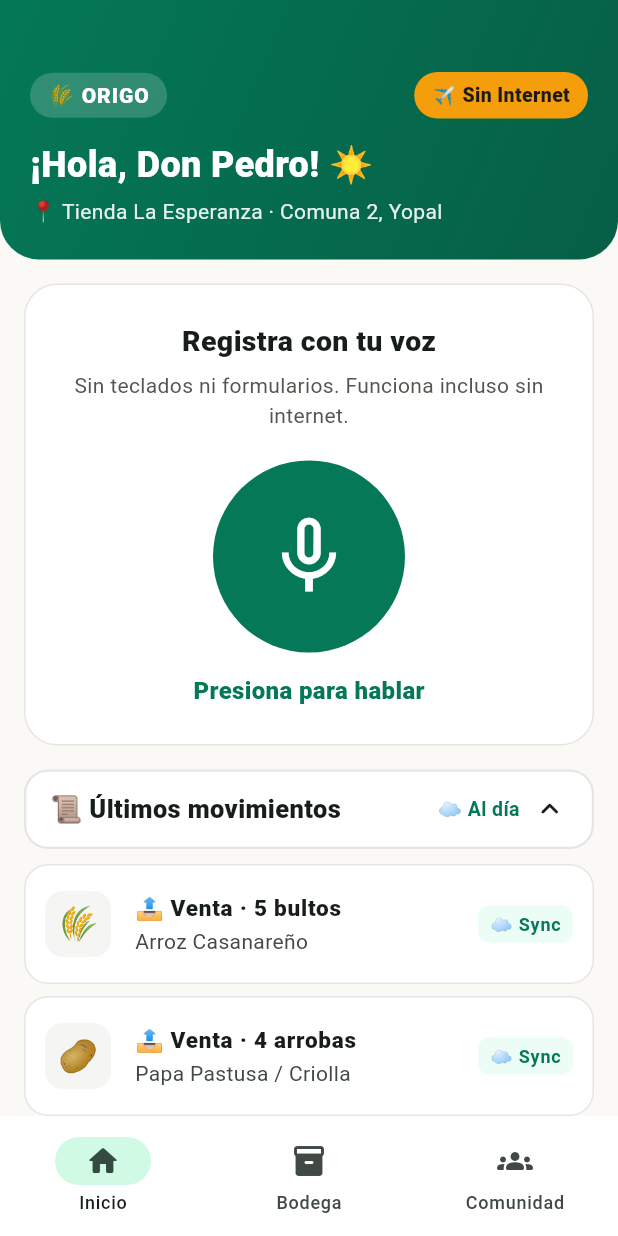
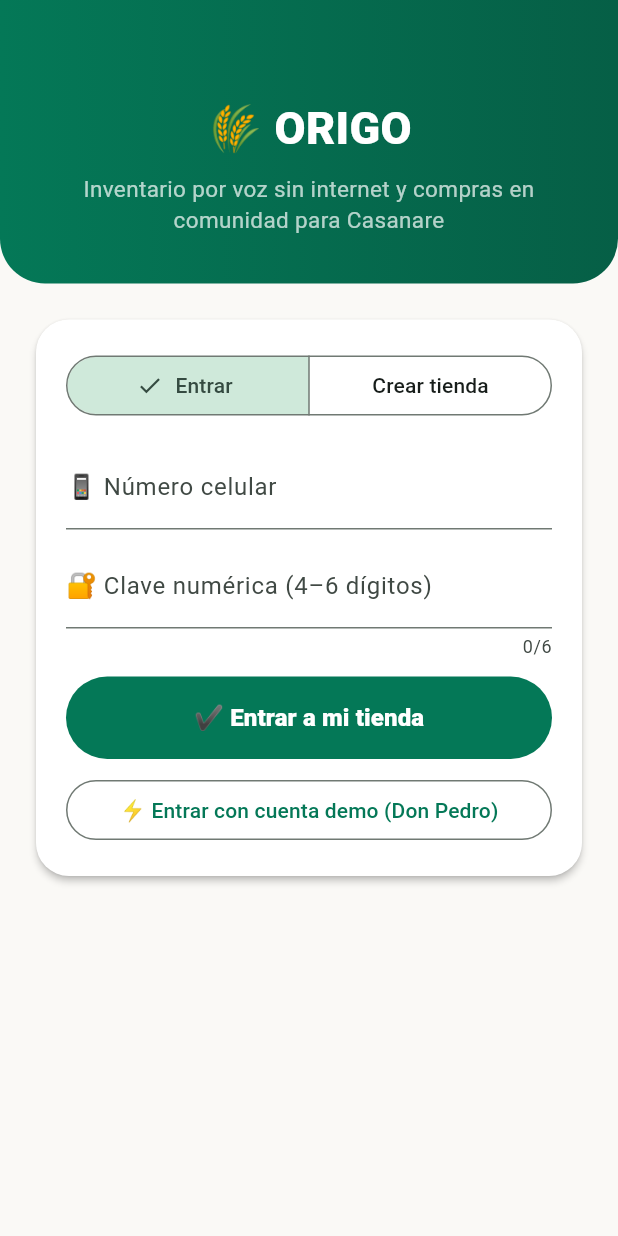
Before and after one commit to ChrisDev07/NexoTECH, a Flutter app: the screen it shows after launch, on a phone screen of 412 x 824 dp. Run offline on Flutter 3.47's test engine with Material 3 defaults, Android fonts, the phone set to English and light mode, and no system bars; accounts and stored records are empty.

Commit message:
Agregar pantalla de login seguro y consentimiento Habeas Data en Flutter

```diff
--- a/mobile/lib/main.dart
+++ b/mobile/lib/main.dart
@@ -1,9 +1,11 @@
 import 'package:flutter/material.dart';
+import 'models/merchant_profile.dart';
 import 'models/movement_log.dart';
 import 'models/product_stock.dart';
 import 'screens/community_screen.dart';
 import 'screens/home_screen.dart';
 import 'screens/inventory_screen.dart';
+import 'screens/login_screen.dart';
 import 'widgets/confirmation_sheet.dart';
 import 'widgets/origo_header.dart';
 
@@ -43,6 +45,7 @@ class OrigoHomeShell extends StatefulWidget {
 }
 
 class _OrigoHomeShellState extends State<OrigoHomeShell> {
+  MerchantProfile? _currentUser;
   int _selectedTab = 0;
   bool _isOfflineMode = true;
   bool _isListening = false;
@@ -162,15 +165,22 @@ class _OrigoHomeShellState extends State<OrigoHomeShell> {
 
   @override
   Widget build(BuildContext context) {
+    if (_currentUser == null) {
+      return LoginScreen(
+        onAuthenticated: (profile) => setState(() => _currentUser = profile),
+      );
+    }
+
     final lowCount = _inventory.where((e) => e.isCritical).length;
 
     return Scaffold(
       body: Column(
         children: [
           OrigoHeader(
-            ownerName: 'Don Pedro',
-            storeLocation: 'Tienda La Esperanza · Comuna 2, Yopal',
+            ownerName: _currentUser!.ownerName,
+            storeLocation: '${_currentUser!.businessName} · ${_currentUser!.zone}',
             isOfflineMode: _isOfflineMode,
+            onLogout: () => setState(() => _currentUser = null),
             onToggleOffline: () {
               setState(() {
                 _isOfflineMode = !_isOfflineMode;
--- /dev/null
+++ b/mobile/lib/models/merchant_profile.dart
@@ -0,0 +1,14 @@
+/// Perfil autenticado de una MiPyme en Origo (minimización de datos Ley 1581).
+class MerchantProfile {
+  final String ownerName;
+  final String businessName;
+  final String zone;
+  final String phone;
+
+  const MerchantProfile({
+    required this.ownerName,
+    required this.businessName,
+    required this.zone,
+    required this.phone,
+  });
+}
--- /dev/null
+++ b/mobile/lib/screens/login_screen.dart
@@ -0,0 +1,267 @@
+import 'package:flutter/material.dart';
+import '../models/merchant_profile.dart';
+
+class LoginScreen extends StatefulWidget {
+  final void Function(MerchantProfile profile) onAuthenticated;
+
+  const LoginScreen({
+    super.key,
+    required this.onAuthenticated,
+  });
+
+  @override
+  State<LoginScreen> createState() => _LoginScreenState();
+}
+
+class _LoginScreenState extends State<LoginScreen> {
+  bool _isRegister = false;
+  bool _habeasAccepted = false;
+  String _selectedZone = 'Comuna 2, Yopal';
+  String? _errorText;
+
+  final _phoneCtrl = TextEditingController();
+  final _pinCtrl = TextEditingController();
+  final _ownerCtrl = TextEditingController();
+  final _businessCtrl = TextEditingController();
+
+  final List<String> _zones = const [
+    'Comuna 2, Yopal',
+    'Comuna 5, Yopal',
+    'Centro, Aguazul',
+    'Villanueva',
+    'Tauramena',
+    'Maní',
+    'Paz de Ariporo',
+    'Monterrey',
+  ];
+
+  void _showPrivacyDialog() {
+    showDialog(
+      context: context,
+      builder: (ctx) => AlertDialog(
+        title: const Text('🛡️ Aviso de Privacidad (Ley 1581)'),
+        content: const SingleChildScrollView(
+          child: Column(
+            crossAxisAlignment: CrossAxisAlignment.start,
+            mainAxisSize: MainAxisSize.min,
+            children: [
+              Text(
+                'En Origo aplicamos minimización de datos: solo solicitamos tu nombre, negocio, zona y celular para operar tu inventario y compras colectivas.',
+              ),
+              SizedBox(height: 12),
+              Text(
+                'Responsable: La MiPyme usuaria.\nEncargado: Dirección TIC Gobernación de Casanare / Origo.',
+                style: TextStyle(fontWeight: FontWeight.w700),
+              ),
+              SizedBox(height: 12),
+              Text(
+                '✔ Conocer, actualizar y suprimir tus datos.\n'
+                '✔ Claves protegidas con hash PBKDF2-SHA256 + sal.',
+              ),
+            ],
+          ),
+        ),
+        actions: [
+          FilledButton(
+            onPressed: () => Navigator.pop(ctx),
+            child: const Text('Entendido'),
+          ),
+        ],
+      ),
+    );
+  }
+
+  void _handleSubmit() {
+    setState(() => _errorText = null);
+
+    if (_isRegister) {
+      if (!_habeasAccepted) {
+        setState(() => _errorText = 'Debes aceptar el Aviso de Privacidad (Ley 1581 de 2012).');
+        return;
+      }
+      if (_ownerCtrl.text.trim().length < 2 || _businessCtrl.text.trim().length < 2) {
+        setState(() => _errorText = 'Completa tu nombre y el nombre de tu negocio.');
+        return;
+      }
+      if (_pinCtrl.text.trim().length < 4) {
+        setState(() => _errorText = 'Crea una clave de 4 a 6 números.');
+        return;
+      }
+      widget.onAuthenticated(
+        MerchantProfile(
+          ownerName: _ownerCtrl.text.trim(),
+          businessName: _businessCtrl.text.trim(),
+          zone: _selectedZone,
+          phone: _phoneCtrl.text.trim(),
+        ),
+      );
+    } else {
+      if (_phoneCtrl.text.trim().isEmpty || _pinCtrl.text.trim().length < 4) {
+        setState(() => _errorText = 'Ingresa tu celular y clave numérica.');
+        return;
+      }
+      widget.onAuthenticated(
+        MerchantProfile(
+          ownerName: 'Don Pedro',
+          businessName: 'Tienda La Esperanza',
+          zone: 'Comuna 2, Yopal',
+          phone: _phoneCtrl.text.trim(),
+        ),
+      );
+    }
+  }
+
+  @override
+  Widget build(BuildContext context) {
+    return Scaffold(
+      body: ListView(
+        padding: EdgeInsets.zero,
+        children: [
+          Container(
+            padding: const EdgeInsets.fromLTRB(24, 64, 24, 32),
+            decoration: const BoxDecoration(
+              gradient: LinearGradient(
+                colors: [Color(0xFF047857), Color(0xFF065F46)],
+              ),
+              borderRadius: BorderRadius.vertical(bottom: Radius.circular(30)),
+            ),
+            child: const Column(
+              children: [
+                Text(
+                  '🌾 ORIGO',
+                  style: TextStyle(color: Colors.white, fontSize: 30, fontWeight: FontWeight.w900),
+                ),
+                SizedBox(height: 8),
+                Text(
+                  'Inventario por voz sin internet y compras en comunidad para Casanare',
+                  textAlign: TextAlign.center,
+                  style: TextStyle(color: Colors.white70, fontSize: 15),
+                ),
+              ],
+            ),
+          ),
+          Padding(
+            padding: const EdgeInsets.all(20),
+            child: Card(
+              elevation: 2,
+              color: Colors.white,
+              shape: RoundedRectangleBorder(borderRadius: BorderRadius.circular(22)),
+              child: Padding(
+                padding: const EdgeInsets.all(20),
+                child: Column(
+                  crossAxisAlignment: CrossAxisAlignment.stretch,
+                  children: [
+                    SegmentedButton<bool>(
+                      segments: const [
+                        ButtonSegment(value: false, label: Text('Entrar')),
+                        ButtonSegment(value: true, label: Text('Crear tienda')),
+                      ],
+                      selected: {_isRegister},
+                      onSelectionChanged: (s) => setState(() {
+                        _isRegister = s.first;
+                        _errorText = null;
+                      }),
+                    ),
+                    const SizedBox(height: 16),
+                    if (_errorText != null) ...[
+                      Container(
+                        padding: const EdgeInsets.all(12),
+                        decoration: BoxDecoration(
+                          color: const Color(0xFFFEE2E2),
+                          borderRadius: BorderRadius.circular(12),
+                        ),
+                        child: Text(
+                          '⚠️ $_errorText',
+                          style: const TextStyle(
+                            color: Color(0xFFB91C1C),
+                            fontWeight: FontWeight.w700,
+                          ),
+                        ),
+                      ),
+                      const SizedBox(height: 12),
+                    ],
+                    if (_isRegister) ...[
+                      TextField(
+                        controller: _ownerCtrl,
+                        decoration: const InputDecoration(labelText: '👤 Tu nombre'),
+                      ),
+                      const SizedBox(height: 10),
+                      TextField(
+                        controller: _businessCtrl,
+                        decoration: const InputDecoration(labelText: '🏪 Nombre de tu negocio'),
+                      ),
+                      const SizedBox(height: 10),
+                      DropdownButtonFormField<String>(
+                        value: _selectedZone,
+                        decoration: const InputDecoration(labelText: '📍 Zona en Casanare'),
+                        items: _zones
+                            .map((z) => DropdownMenuItem(value: z, child: Text(z)))
+                            .toList(),
+                        onChanged: (v) => setState(() => _selectedZone = v ?? _selectedZone),
+                      ),
+                      const SizedBox(height: 10),
+                    ],
+                    TextField(
+                      controller: _phoneCtrl,
+                      keyboardType: TextInputType.phone,
+                      decoration: const InputDecoration(labelText: '📱 Número celular'),
+                    ),
+                    const SizedBox(height: 10),
+                    TextField(
+                      controller: _pinCtrl,
+                      obscureText: true,
+                      maxLength: 6,
+                      keyboardType: TextInputType.number,
+                      decoration: const InputDecoration(labelText: '🔐 Clave numérica (4–6 dígitos)'),
+                    ),
+                    if (_isRegister) ...[
+                      CheckboxListTile(
+                        contentPadding: EdgeInsets.zero,
+                        value: _habeasAccepted,
+                        onChanged: (v) => setState(() => _habeasAccepted = v ?? false),
+                        title: const Text(
+                          'Acepto el Aviso de Privacidad (Ley 1581 de 2012)',
+                          style: TextStyle(fontSize: 13, fontWeight: FontWeight.w700),
+                        ),
+                      ),
+                      TextButton(
+                        onPressed: _showPrivacyDialog,
+                        child: const Text('🛡️ Leer Política de Privacidad completa'),
+                      ),
+                    ],
+                    const SizedBox(height: 12),
+                    FilledButton(
+                      style: FilledButton.styleFrom(
+                        backgroundColor: const Color(0xFF047857),
+                        padding: const EdgeInsets.symmetric(vertical: 16),
+                      ),
+                      onPressed: _handleSubmit,
+                      child: Text(
+                        _isRegister ? '✨ Crear mi tienda' : '✔ Entrar a mi tienda',
+                        style: const TextStyle(fontSize: 16, fontWeight: FontWeight.w800),
+                      ),
+                    ),
+                    if (!_isRegister) ...[
+                      const SizedBox(height: 10),
+                      OutlinedButton(
+                        onPressed: () => widget.onAuthenticated(
+                          const MerchantProfile(
+                            ownerName: 'Don Pedro',
+                            businessName: 'Tienda La Esperanza',
+                            zone: 'Comuna 2, Yopal',
+                            phone: '3101234567',
+                          ),
+                        ),
+                        child: const Text('⚡ Entrar con cuenta demo (Don Pedro)'),
+                      ),
+                    ],
+                  ],
+                ),
+              ),
+            ),
+          ),
+        ],
+      ),
+    );
+  }
+}
```
Also changed, not shown: mobile/lib/widgets/origo_header.dart (+14 -0 lines).
